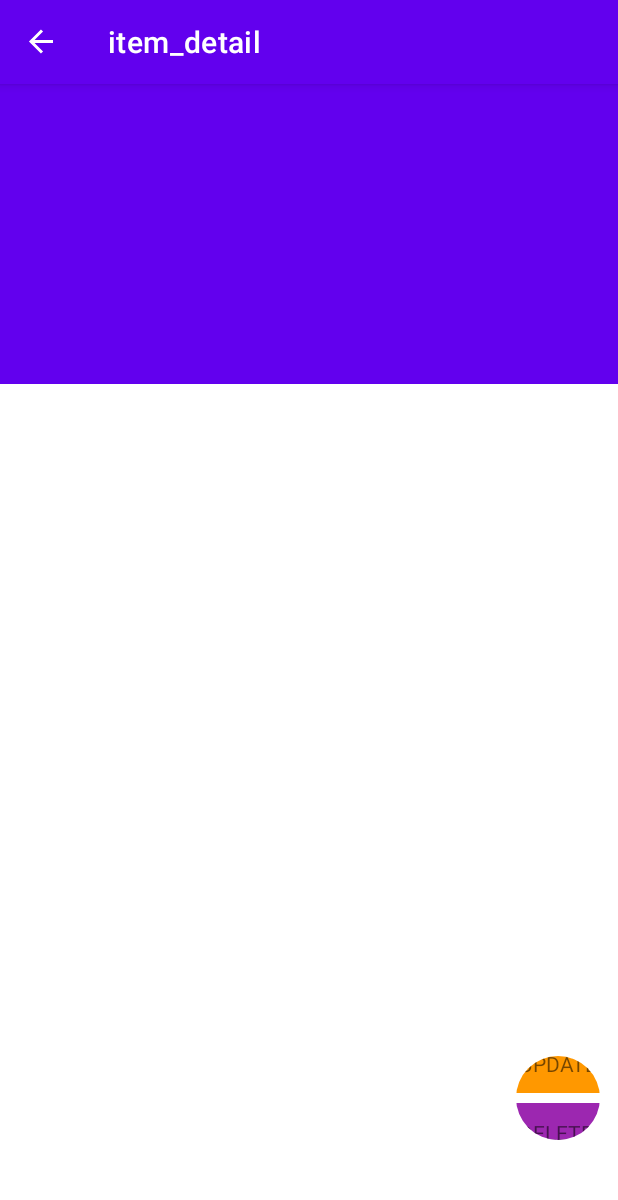
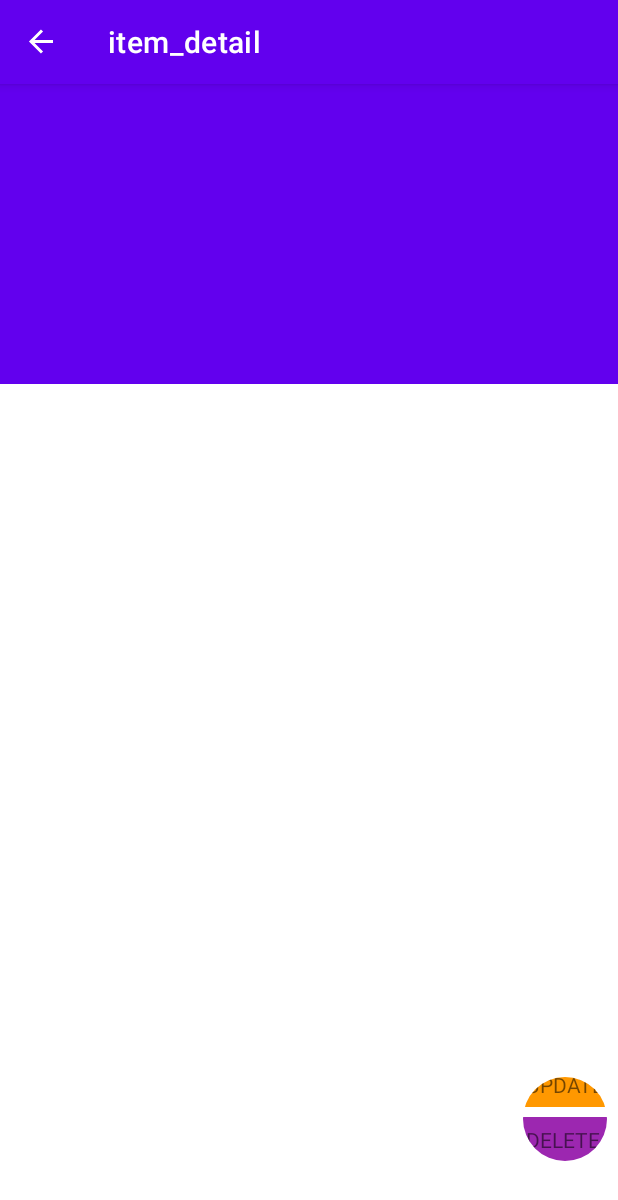
Before and after one commit to uijong0729/SubscribeWebpage, an Android app: the ItemDetailFragment screen opened through its navigation route, after a tap on an icon or button, on a phone screen of 412 x 824 dp. Shown: the top 1200 px of the screen. Run offline under Robolectric (Android 15) with nearby library versions, the phone set to English and light mode, and no system bars; our stand-ins replace Room's generated code, navigation-ui.

Commit message:
room 정리

```diff
--- a/app/src/main/java/com/example/subscribewebpage/Fragments/ItemListFragment.kt
+++ b/app/src/main/java/com/example/subscribewebpage/Fragments/ItemListFragment.kt
@@ -5,7 +5,6 @@ import android.util.Log
 import android.view.LayoutInflater
 import android.view.View
 import android.view.ViewGroup
-import android.widget.Toast
 import androidx.core.os.bundleOf
 import androidx.fragment.app.Fragment
 import androidx.lifecycle.Observer
@@ -19,7 +18,6 @@ import com.example.subscribewebpage.common.Const
 import com.example.subscribewebpage.data.WebInfoEntity
 import com.example.subscribewebpage.databinding.FragmentItemListBinding
 import com.example.subscribewebpage.vm.WebInfoViewModel
-import com.google.android.material.floatingactionbutton.FloatingActionButton
 
 /**
 *   리스트를 표시하는 프래그먼트
@@ -46,15 +44,17 @@ class ItemListFragment : Fragment(), RecyclerViewAdapter.RowClickListener {
 
         // 리사이클러 뷰 (리스트)
         val recyclerViewAdapter = RecyclerViewAdapter(this)
-        val recyclerView = view.findViewById<RecyclerView>(R.id.item_list)
-        recyclerView.layoutManager = LinearLayoutManager(this.context)
-        recyclerView.adapter = recyclerViewAdapter
+        view.findViewById<RecyclerView>(R.id.item_list).also {
+            it.layoutManager = LinearLayoutManager(this.context)
+            it.adapter = recyclerViewAdapter
+        }
 
         // 뷰 모델
-        viewModel = ViewModelProvider(this)[WebInfoViewModel::class.java]
-        viewModel.getAllWebInfoObservers().observe(viewLifecycleOwner, Observer {
-            recyclerViewAdapter.setListDaa(ArrayList(it))
-            recyclerViewAdapter.notifyDataSetChanged()
+        ViewModelProvider(this)[WebInfoViewModel::class.java]
+            .getAllWebInfoObservers()
+            .observe(viewLifecycleOwner, Observer {
+                recyclerViewAdapter.setListDaa(ArrayList(it))
+                recyclerViewAdapter.notifyDataSetChanged()
         })
     }
 
--- a/app/src/main/java/com/example/subscribewebpage/ItemDetailHostActivity.kt
+++ b/app/src/main/java/com/example/subscribewebpage/ItemDetailHostActivity.kt
@@ -3,7 +3,6 @@ package com.example.subscribewebpage
 import android.os.Bundle
 import android.util.Log
 import android.widget.TextView
-import android.widget.Toast
 import androidx.appcompat.app.AppCompatActivity
 import androidx.lifecycle.ViewModelProvider
 import androidx.navigation.findNavController
@@ -11,12 +10,11 @@ import androidx.navigation.fragment.NavHostFragment
 import androidx.navigation.ui.AppBarConfiguration
 import androidx.navigation.ui.navigateUp
 import androidx.navigation.ui.setupActionBarWithNavController
+import com.example.subscribewebpage.common.AppDateUtils
 import com.example.subscribewebpage.data.WebInfoEntity
 import com.example.subscribewebpage.databinding.ActivityItemDetailBinding
 import com.example.subscribewebpage.vm.WebInfoViewModel
-import com.google.android.material.circularreveal.CircularRevealFrameLayout
 import com.google.android.material.floatingactionbutton.FloatingActionButton
-import com.google.android.material.textview.MaterialTextView
 
 /**
  * 메인 액티비티
@@ -29,14 +27,6 @@ class ItemDetailHostActivity : AppCompatActivity() {
     override fun onCreate(savedInstanceState: Bundle?) {
         super.onCreate(savedInstanceState)
         viewModel = ViewModelProvider(this)[WebInfoViewModel::class.java]
-        //vm = WebInfoViewModel(this.application)
-        viewModel.insertWebInfo(WebInfoEntity(
-            title = "title",
-            description = "description",
-            keyword = "keyword",
-            url = "url",
-            interval = 15
-        ))
 
         // Log
         Log.d("[Debug]", "onCreate in ItemDetailHostActivity")
@@ -49,6 +39,9 @@ class ItemDetailHostActivity : AppCompatActivity() {
         appBarConfiguration = AppBarConfiguration(navController.graph)
         setupActionBarWithNavController(navController, appBarConfiguration)
 
+        // 데이터 초기화
+        viewModel.getAllWebInfo()
+
         // 플로팅 버튼
         val floatingActionButton = findViewById<FloatingActionButton>(R.id.floatingActionButton)
         floatingActionButton.setOnClickListener {
@@ -59,6 +52,18 @@ class ItemDetailHostActivity : AppCompatActivity() {
         tvClose.setOnClickListener {
             floatingActionButton.isExpanded = false
         }
+
+        val tvWebInfoInsert = findViewById<TextView>(R.id.tvWebInfoInsert)
+        tvWebInfoInsert.setOnClickListener {
+            viewModel.insertWebInfo(WebInfoEntity(
+                title = "title",
+                description = "description",
+                keyword = "keyword",
+                url = "url",
+                interval = 15,
+                date = AppDateUtils.getStringDate()
+            ))
+        }
     }
 
     override fun onSupportNavigateUp(): Boolean {
@@ -67,4 +72,5 @@ class ItemDetailHostActivity : AppCompatActivity() {
         return navController.navigateUp(appBarConfiguration)
                 || super.onSupportNavigateUp()
     }
+
 }
--- a/app/src/main/java/com/example/subscribewebpage/data/Transaction.kt
+++ b/app/src/main/java/com/example/subscribewebpage/data/Transaction.kt
@@ -1,11 +1,13 @@
 package com.example.subscribewebpage.data
 
 import android.content.Context
+import android.database.Cursor
 import androidx.room.Database
 import androidx.room.Room
 import androidx.room.RoomDatabase
+import androidx.sqlite.db.SupportSQLiteQuery
 
-@Database(entities = [WebInfoEntity::class], version = 5)
+@Database(entities = [WebInfoEntity::class], version = 7)
 abstract class Transaction: RoomDatabase() {
     abstract fun webInfoDao(): WebInfoDao
 
--- a/app/src/main/java/com/example/subscribewebpage/data/WebInfoEntity.kt
+++ b/app/src/main/java/com/example/subscribewebpage/data/WebInfoEntity.kt
@@ -3,6 +3,7 @@ package com.example.subscribewebpage.data
 import androidx.room.ColumnInfo
 import androidx.room.Entity
 import androidx.room.PrimaryKey
+import java.text.SimpleDateFormat
 
 @Entity(tableName = "WebInfo")
 data class WebInfoEntity(
@@ -12,7 +13,8 @@ data class WebInfoEntity(
     @ColumnInfo val url: String?,
     @ColumnInfo val interval: Int?,
     // 1 == true, 0 == false
-    @ColumnInfo val enable: Int = 1
+    @ColumnInfo val enable: Int = 1,
+    @ColumnInfo val date: String
 ){
     @PrimaryKey(autoGenerate = true)
     var id: Int = 0
--- a/app/src/main/java/com/example/subscribewebpage/vm/WebInfoViewModel.kt
+++ b/app/src/main/java/com/example/subscribewebpage/vm/WebInfoViewModel.kt
@@ -54,8 +54,10 @@ class WebInfoViewModel(app: Application) : AndroidViewModel(app) {
     fun getWebInfo(id :Int) = Transaction.getInstance(getApplication())?.webInfoDao()?.getWebInfoById(id)
 
     fun insertWebInfo(entity: WebInfoEntity) {
-        thread {
-            Transaction.getInstance(getApplication())?.webInfoDao()?.insert(entity)
-        }
+        Transaction.getInstance(getApplication())?.webInfoDao()?.insert(entity)
+    }
+
+    fun insertJustWebInfo(entity: WebInfoEntity) {
+        Transaction.getInstance(getApplication())?.webInfoDao()?.insert(entity)
     }
 }
--- a/app/src/main/res/layout/activity_item_detail.xml
+++ b/app/src/main/res/layout/activity_item_detail.xml
@@ -40,27 +40,30 @@
             android:orientation="vertical">
 
             <TextView
+                android:id="@+id/tvWebInfoInsert"
                 android:layout_width="match_parent"
                 android:layout_height="wrap_content"
                 android:layout_margin="3dp"
                 android:background="#2196F3"
-                android:padding="10dp"
+                android:padding="5dp"
                 android:text="@string/menu_add_observer" />
 
             <TextView
+                android:id="@+id/tvWebInfoUpdate"
                 android:layout_width="match_parent"
                 android:layout_height="wrap_content"
                 android:layout_margin="3dp"
                 android:background="#FF9800"
-                android:padding="10dp"
+                android:padding="5dp"
                 android:text="@string/menu_modify_observer" />
 
             <TextView
+                android:id="@+id/tvWebInfoDelete"
                 android:layout_width="match_parent"
                 android:layout_height="wrap_content"
                 android:layout_margin="3dp"
                 android:background="#9C27B0"
-                android:padding="10dp"
+                android:padding="5dp"
                 android:text="@string/menu_delete_observer" />
 
             <TextView
```
Also changed, not shown: app/src/main/java/com/example/subscribewebpage/common/AppDateUtils.kt (added, +30 -0 lines), 1 other file.
